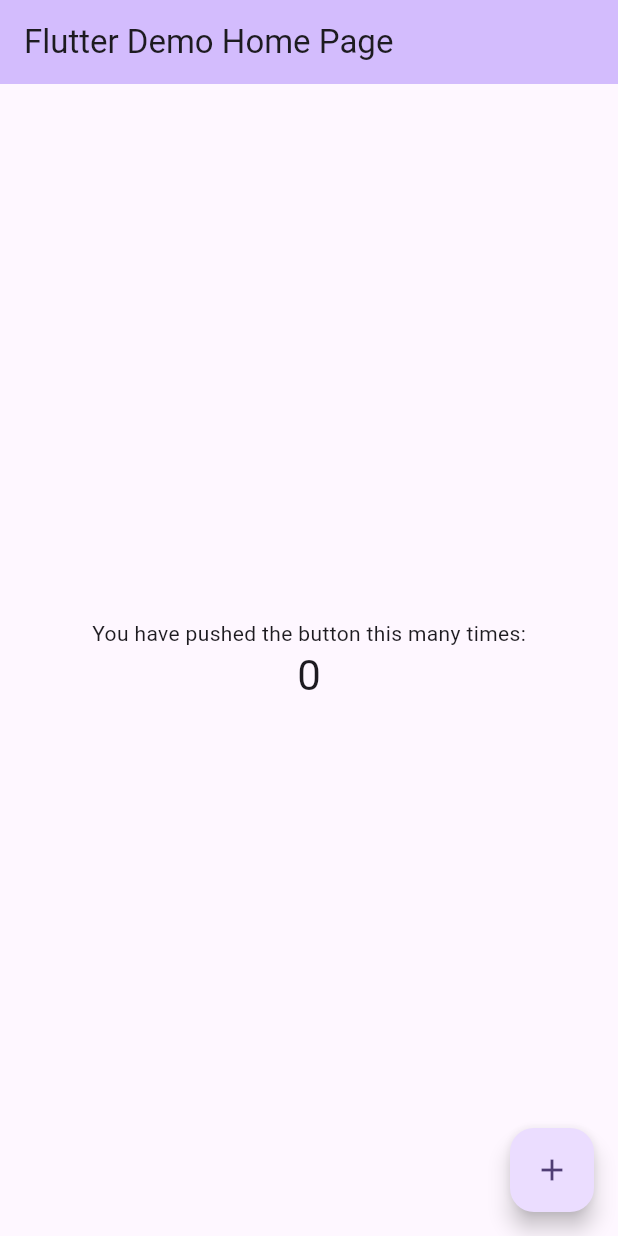
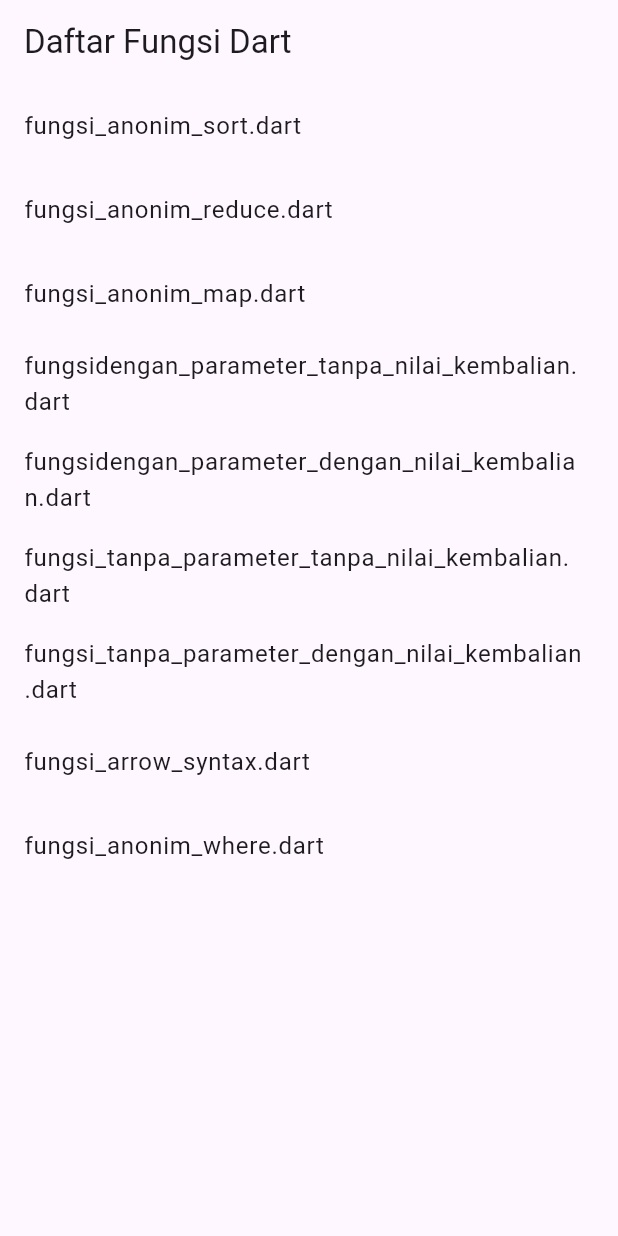
Before and after one commit to dasaraul/DART-ARCHIVE---Mobile-Programming, a Flutter app: the screen it shows after launch, on a phone screen of 412 x 824 dp. Run offline on Flutter 3.47's test engine with Material 3 defaults, Android fonts, the light colour scheme and no system bars.

Commit message:
some changes di main.dart untuk men-display beberapa hasil fungsi yang sudah dibuat

```diff
--- a/fungsi/lib/fungsi_anonim_map.dart
+++ b/fungsi/lib/fungsi_anonim_map.dart
@@ -0,0 +1,8 @@
+void main() {
+  List<int> angka = [2, 4, 6, 8, 10, 12];
+  List<int> listAngkaKuadrat = angka.map((nilai) {
+    return nilai * nilai;
+  }).toList();
+
+  print('Hasil Kuadrat: $listAngkaKuadrat');
+}
--- a/fungsi/lib/fungsi_anonim_sort.dart
+++ b/fungsi/lib/fungsi_anonim_sort.dart
@@ -0,0 +1,8 @@
+void main() {
+  List<int> nums = [1, 2, 3, 4, 5, 6];
+  int jmlNum = nums.reduce((jml, nilai) {
+    return jml + nilai;
+  });
+
+  print('Total nums: $jmlNum');
+}
--- a/fungsi/lib/fungsi_arrow_syntax.dart
+++ b/fungsi/lib/fungsi_arrow_syntax.dart
@@ -4,8 +4,8 @@
   double kelL(double r) => 2 * 3.14 * r;
 
   void hasil(double r) {
-    print('Luas lingkaran dengan r $r adalah ${luasL(r)}');
-    print('Keliling lingkaran dengan r $r adalah ${kelL(r)}');
+    print('Luas lingkaran dengan radius $r adalah ${luasL(r)}');
+    print('Keliling lingkaran dengan radius $r adalah ${kelL(r)}');
   }
 
   hasil(5);
--- a/fungsi/lib/fungsi_tanpa_parameter_tanpa_nilai_kembalian.dart
+++ b/fungsi/lib/fungsi_tanpa_parameter_tanpa_nilai_kembalian.dart
@@ -1,10 +1,10 @@
 void main() {
   String nick = 'Muhammad';
   String mid = 'Akbar';
-  biodataKedua(nick, mid);
+  BioMhs(nick, mid);
 }
 
-void biodataKedua(String nick, String mid) {
-  String full = 'Hallo nama lengkap saya: $nick $mid';
+void BioMhs(String nick, String mid) {
+  String full = 'Nama: $nick $mid';
   print(full);
 }
--- a/fungsi/lib/fungsidengan_parameter_tanpa_nilai_kembalian.dart
+++ b/fungsi/lib/fungsidengan_parameter_tanpa_nilai_kembalian.dart
@@ -6,5 +6,7 @@
   String nama = 'Muhammad Akbar';
   String npm = '237006516058';
   String prodi = 'Sistem Informasi';
-  print('Nama Lengkap : $nama $npm $prodi');
+  print('Nama Lengkap : $nama');
+  print('Nama Lengkap : $npm');
+  print('Nama Lengkap : $prodi');
 }
--- a/fungsi/lib/main.dart
+++ b/fungsi/lib/main.dart
@@ -1,125 +1,409 @@
 import 'package:flutter/material.dart';
 
 void main() {
-  runApp(const MyApp());
+  runApp(MyApp());
 }
 
 class MyApp extends StatelessWidget {
-  const MyApp({super.key});
-
-  // This widget is the root of your application.
   @override
   Widget build(BuildContext context) {
     return MaterialApp(
-      title: 'Flutter Demo',
+      title: 'Daftar Fungsi Dart',
       theme: ThemeData(
-        // This is the theme of your application.
-        //
-        // TRY THIS: Try running your application with "flutter run". You'll see
-        // the application has a purple toolbar. Then, without quitting the app,
-        // try changing the seedColor in the colorScheme below to Colors.green
-        // and then invoke "hot reload" (save your changes or press the "hot
-        // reload" button in a Flutter-supported IDE, or press "r" if you used
-        // the command line to start the app).
-        //
-        // Notice that the counter didn't reset back to zero; the application
-        // state is not lost during the reload. To reset the state, use hot
-        // restart instead.
-        //
-        // This works for code too, not just values: Most code changes can be
-        // tested with just a hot reload.
-        colorScheme: ColorScheme.fromSeed(seedColor: Colors.deepPurple),
-        useMaterial3: true,
+        primarySwatch: Colors.blue,
       ),
-      home: const MyHomePage(title: 'Flutter Demo Home Page'),
+      home: FunctionListPage(),
     );
   }
 }
 
-class MyHomePage extends StatefulWidget {
-  const MyHomePage({super.key, required this.title});
-
-  // This widget is the home page of your application. It is stateful, meaning
-  // that it has a State object (defined below) that contains fields that affect
-  // how it looks.
-
-  // This class is the configuration for the state. It holds the values (in this
-  // case the title) provided by the parent (in this case the App widget) and
-  // used by the build method of the State. Fields in a Widget subclass are
-  // always marked "final".
-
-  final String title;
+class FunctionListPage extends StatelessWidget {
+  final List<Map<String, String>> functions = [
+    {'name': 'fungsi_anonim_sort.dart', 'code': _fungsiAnonimSort},
+    {'name': 'fungsi_anonim_reduce.dart', 'code': _fungsiAnonimReduce},
+    {'name': 'fungsi_anonim_map.dart', 'code': _fungsiAnonimMap},
+    {
+      'name': 'fungsidengan_parameter_tanpa_nilai_kembalian.dart',
+      'code': _fungsidenganParameterTanpaNilaiKembalian
+    },
+    {
+      'name': 'fungsidengan_parameter_dengan_nilai_kembalian.dart',
+      'code': _fungsidenganParameterDenganNilaiKembalian
+    },
+    {
+      'name': 'fungsi_tanpa_parameter_tanpa_nilai_kembalian.dart',
+      'code': _fungsiTanpaParameterTanpaNilaiKembalian
+    },
+    {
+      'name': 'fungsi_tanpa_parameter_dengan_nilai_kembalian.dart',
+      'code': _fungsiTanpaParameterDenganNilaiKembalian
+    },
+    {'name': 'fungsi_arrow_syntax.dart', 'code': _fungsiArrowSyntax},
+    {'name': 'fungsi_anonim_where.dart', 'code': _fungsiAnonimWhere},
+  ];
 
   @override
-  State<MyHomePage> createState() => _MyHomePageState();
+  Widget build(BuildContext context) {
+    return Scaffold(
+      appBar: AppBar(
+        title: Text('Daftar Fungsi Dart'),
+      ),
+      body: ListView.builder(
+        itemCount: functions.length,
+        itemBuilder: (context, index) {
+          return ListTile(
+            title: Text(functions[index]['name']!),
+            onTap: () {
+              Navigator.push(
+                context,
+                MaterialPageRoute(
+                  builder: (context) => FunctionDetailPage(
+                    functionName: functions[index]['name']!,
+                    functionCode: functions[index]['code']!,
+                    functionIndex: index,
+                  ),
+                ),
+              );
+            },
+          );
+        },
+      ),
+    );
+  }
 }
 
-class _MyHomePageState extends State<MyHomePage> {
-  int _counter = 0;
+class FunctionDetailPage extends StatefulWidget {
+  final String functionName;
+  final String functionCode;
+  final int functionIndex;
 
-  void _incrementCounter() {
+  FunctionDetailPage(
+      {required this.functionName,
+      required this.functionCode,
+      required this.functionIndex});
+
+  @override
+  _FunctionDetailPageState createState() => _FunctionDetailPageState();
+}
+
+class _FunctionDetailPageState extends State<FunctionDetailPage> {
+  String _output = '';
+
+  void _runFunction(int index) {
     setState(() {
-      // This call to setState tells the Flutter framework that something has
-      // changed in this State, which causes it to rerun the build method below
-      // so that the display can reflect the updated values. If we changed
-      // _counter without calling setState(), then the build method would not be
-      // called again, and so nothing would appear to happen.
-      _counter++;
+      _output = ''; // Reset output before running the function
+    });
+
+    switch (index) {
+      case 0:
+        _runAnonimSort();
+        break;
+      case 1:
+        _runAnonimReduce();
+        break;
+      case 2:
+        _runAnonimMap();
+        break;
+      case 3:
+        _runParameterTanpaNilaiKembalian();
+        break;
+      case 4:
+        _runParameterDenganNilaiKembalian();
+        break;
+      case 5:
+        _runTanpaParameterTanpaNilaiKembalian();
+        break;
+      case 6:
+        _runTanpaParameterDenganNilaiKembalian();
+        break;
+      case 7:
+        _runArrowSyntax();
+        break;
+      case 8:
+        _runAnonimWhere();
+        break;
+      default:
+        _output = 'Fungsi tidak ditemukan';
+    }
+  }
+
+  void _runAnonimSort() {
+    List<int> nums = [1, 2, 3, 4, 5, 6];
+    int jmlNum = nums.reduce((jml, nilai) {
+      return jml + nilai;
+    });
+    setState(() {
+      _output = 'Total nums: $jmlNum';
+    });
+  }
+
+  void _runAnonimReduce() {
+    List<String> buah = [
+      'Apel',
+      'Pisang',
+      'Anggur',
+      'Melon',
+      'Semangka',
+      'Stroberi',
+      'Leci'
+    ];
+
+    buah.sort((awal, akhir) {
+      return akhir.compareTo(awal);
+    });
+
+    setState(() {
+      _output = 'List Buah: $buah';
+    });
+  }
+
+  void _runAnonimMap() {
+    List<int> angka = [2, 4, 6, 8, 10, 12];
+    List<int> listAngkaKuadrat = angka.map((nilai) {
+      return nilai * nilai;
+    }).toList();
+
+    setState(() {
+      _output = 'Hasil Kuadrat: $listAngkaKuadrat';
+    });
+  }
+
+  void _runParameterTanpaNilaiKembalian() {
+    String nama = 'Muhammad Akbar';
+    String npm = '237006516058';
+    String prodi = 'Sistem Informasi';
+    setState(() {
+      _output = 'Nama Lengkap : $nama $npm $prodi';
+    });
+  }
+
+  void _runParameterDenganNilaiKembalian() {
+    int num1 = 7;
+    int num2 = 5;
+    int num3 = 9;
+    int num4 = 2;
+    int result = hasil(num1, num2, num3, num4);
+    setState(() {
+      _output = 'Hasil Nilai Akhir: $result';
+    });
+  }
+
+  int hasil(int nilai1, int nilai2, int nilai3, int nilai4) {
+    int aritmatika =
+        (((nilai1 * nilai2) - nilai3 + nilai4) ~/ 2) + (nilai1 ~/ (nilai4 + 1));
+    return aritmatika;
+  }
+
+  void _runTanpaParameterTanpaNilaiKembalian() {
+    String nick = 'Muhammad';
+    String mid = 'Akbar';
+    String full = 'Nama: $nick $mid';
+    setState(() {
+      _output = full;
+    });
+  }
+
+  void _runTanpaParameterDenganNilaiKembalian() {
+    double avgnilai = nilaiMinimal();
+    setState(() {
+      _output = 'Rata-rata nilai: $avgnilai';
+    });
+  }
+
+  double nilaiMinimal() {
+    double Tugas1 = 95.1;
+    double Tugas2 = 82.7;
+    return (Tugas1 + Tugas2) / 2;
+  }
+
+  void _runArrowSyntax() {
+    double luasL(double r) => 3.14 * r * r;
+    double kelL(double r) => 2 * 3.14 * r;
+    double r = 5;
+    String hasil =
+        'Luas lingkaran dengan r $r adalah ${luasL(r)}\nKeliling lingkaran dengan r $r adalah ${kelL(r)}';
+    setState(() {
+      _output = hasil;
+    });
+  }
+
+  void _runAnonimWhere() {
+    List<int> num = [1, 2, 3, 4, 5, 6, 7, 8, 9, 10];
+    Set<int> rndNum = num.toSet();
+    rndNum.add(11);
+    List<int> listnum = rndNum.toList();
+    listnum.remove(5);
+    setState(() {
+      _output = 'Hasil: $listnum';
     });
   }
 
   @override
   Widget build(BuildContext context) {
-    // This method is rerun every time setState is called, for instance as done
-    // by the _incrementCounter method above.
-    //
-    // The Flutter framework has been optimized to make rerunning build methods
-    // fast, so that you can just rebuild anything that needs updating rather
-    // than having to individually change instances of widgets.
     return Scaffold(
       appBar: AppBar(
-        // TRY THIS: Try changing the color here to a specific color (to
-        // Colors.amber, perhaps?) and trigger a hot reload to see the AppBar
-        // change color while the other colors stay the same.
-        backgroundColor: Theme.of(context).colorScheme.inversePrimary,
-        // Here we take the value from the MyHomePage object that was created by
-        // the App.build method, and use it to set our appbar title.
-        title: Text(widget.title),
+        title: Text(widget.functionName),
       ),
-      body: Center(
-        // Center is a layout widget. It takes a single child and positions it
-        // in the middle of the parent.
-        child: Column(
-          // Column is also a layout widget. It takes a list of children and
-          // arranges them vertically. By default, it sizes itself to fit its
-          // children horizontally, and tries to be as tall as its parent.
-          //
-          // Column has various properties to control how it sizes itself and
-          // how it positions its children. Here we use mainAxisAlignment to
-          // center the children vertically; the main axis here is the vertical
-          // axis because Columns are vertical (the cross axis would be
-          // horizontal).
-          //
-          // TRY THIS: Invoke "debug painting" (choose the "Toggle Debug Paint"
-          // action in the IDE, or press "p" in the console), to see the
-          // wireframe for each widget.
-          mainAxisAlignment: MainAxisAlignment.center,
-          children: <Widget>[
-            const Text(
-              'You have pushed the button this many times:',
-            ),
-            Text(
-              '$_counter',
-              style: Theme.of(context).textTheme.headlineMedium,
-            ),
-          ],
+      body: Padding(
+        padding: EdgeInsets.all(16.0),
+        child: SingleChildScrollView(
+          child: Column(
+            crossAxisAlignment: CrossAxisAlignment.start,
+            children: [
+              Text(
+                'Kode:',
+                style: TextStyle(fontSize: 20, fontWeight: FontWeight.bold),
+              ),
+              SizedBox(height: 8),
+              Text(
+                widget.functionCode,
+                style: TextStyle(fontFamily: 'monospace'),
+              ),
+              SizedBox(height: 16),
+              Text(
+                'Output:',
+                style: TextStyle(fontSize: 20, fontWeight: FontWeight.bold),
+              ),
+              SizedBox(height: 8),
+              Text(_output, style: TextStyle(fontFamily: 'monospace')),
+              SizedBox(height: 16),
+              ElevatedButton(
+                onPressed: () {
+                  _runFunction(widget.functionIndex);
+                },
+                child: Text('Run Function'),
+              ),
+            ],
+          ),
         ),
       ),
-      floatingActionButton: FloatingActionButton(
-        onPressed: _incrementCounter,
-        tooltip: 'Increment',
-        child: const Icon(Icons.add),
-      ), // This trailing comma makes auto-formatting nicer for build methods.
     );
   }
 }
+
+const String _fungsiAnonimSort = '''
+void main() {
+  List<int> nums = [1, 2, 3, 4, 5, 6];
+  int jmlNum = nums.reduce((jml, nilai) {
+    return jml + nilai;
+  });
+
+  print('Total nums: \$jmlNum');
+}
+''';
+
+const String _fungsiAnonimReduce = '''
+void main() {
+  List<String> buah = [
+    'Apel',
+    'Pisang',
+    'Anggur',
+    'Melon',
+    'Semangka',
+    'Stroberi',
+    'Leci'
+  ];
+
+  buah.sort((awal, akhir) {
+    return akhir.compareTo(awal);
+  });
+
+  print('List Buah: \$buah');
+}
+''';
+
+const String _fungsiAnonimMap = '''
+void main() {
+  List<int> angka = [2, 4, 6, 8, 10, 12];
+  List<int> listAngkaKuadrat = angka.map((nilai) {
+    return nilai * nilai;
+  }).toList();
+
+  print('Hasil Kuadrat: \$listAngkaKuadrat');
+}
+''';
+
+const String _fungsidenganParameterTanpaNilaiKembalian = '''
+void main() {
+  dataMhs();
+}
+
+void dataMhs() {
+  String nama = 'Muhammad Akbar';
+  String npm = '237006516058';
+  String prodi = 'Sistem Informasi';
+  print('Nama Lengkap : \$nama \$npm \$prodi');
+}
+''';
+
+const String _fungsidenganParameterDenganNilaiKembalian = '''
+void main() {
+  int num1 = 7;
+  int num2 = 5;
+  int num3 = 9;
+  int num4 = 2;
+  int result = hasil(num1, num2, num3, num4);
+  print('Hasil Nilai Akhir: \$result');
+}
+
+int hasil(int nilai1, int nilai2, int nilai3, int nilai4) {
+  int aritmatika =
+      (((nilai1 * nilai2) - nilai3 + nilai4) ~/ 2) + (nilai1 ~/ (nilai4 + 1));
+  return aritmatika;
+}
+''';
+
+const String _fungsiTanpaParameterTanpaNilaiKembalian = '''
+void main() {
+  String nick = 'Muhammad';
+  String mid = 'Akbar';
+  BioMhs(nick, mid);
+}
+
+void BioMhs(String nick, String mid) {
+  String full = 'Nama: \$nick \$mid';
+  print(full);
+}
+''';
+
+const String _fungsiTanpaParameterDenganNilaiKembalian = '''
+void main() {
+  double avgnilai = nilaiMinimal();
+  print('Rata-rata nilai: \$avgnilai');
+}
+
+double nilaiMinimal() {
+  double Tugas1 = 95.1;
+  double Tugas2 = 82.7;
+
+  return (Tugas1 + Tugas2) / 2;
+}
+''';
+
+const String _fungsiArrowSyntax = '''
+void main() {
+  double luasL(double r) => 3.14 * r * r;
+
+  double kelL(double r) => 2 * 3.14 * r;
+
+  void hasil(double r) {
+    print('Luas lingkaran dengan r \$r adalah \${luasL(r)}');
+    print('Keliling lingkaran dengan r \$r adalah \${kelL(r)}');
+  }
+
+  hasil(5);
+}
+''';
+
+const String _fungsiAnonimWhere = '''
+void main() {
+  List<int> num = [1, 2, 3, 4, 5, 6, 7, 8, 9, 10];
+  Set<int> rndNum = num.toSet();
+  rndNum.add(11);
+  List<int> listnum = rndNum.toList();
+  listnum.remove(5);
+
+  //print out
+  print('Hasil: \$listnum');
+}
+''';
```
Also changed, not shown: fungsi/lib/fungsi_anonim_reduce.dart (+17 -0 lines), fungsi/pubspec.yaml (+5 -5 lines), fungsi/pubspec.lock, 5 other files.
